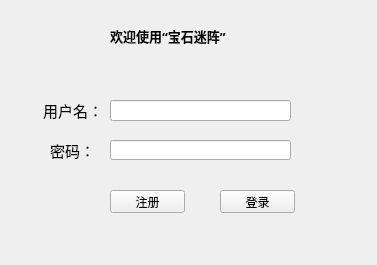
The window that login.ui (LASTLINEK/BaoShiMiZhen) describes before a commit, drawn with Qt 5.
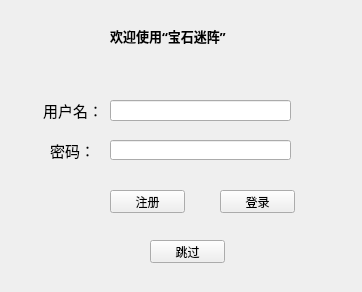
The same window after the commit.

```diff
--- a/login.ui
+++ b/login.ui
@@ -6,8 +6,8 @@
    <rect>
     <x>0</x>
     <y>0</y>
-    <width>377</width>
-    <height>265</height>
+    <width>362</width>
+    <height>292</height>
    </rect>
   </property>
   <property name="windowTitle">
@@ -118,6 +118,19 @@
     <string>欢迎使用“宝石迷阵”</string>
    </property>
   </widget>
+  <widget class="QPushButton" name="pushButton_3">
+   <property name="geometry">
+    <rect>
+     <x>150</x>
+     <y>240</y>
+     <width>75</width>
+     <height>23</height>
+    </rect>
+   </property>
+   <property name="text">
+    <string>跳过</string>
+   </property>
+  </widget>
  </widget>
  <resources/>
  <connections/>
```
Left out of the diff: 3 changed lines with no effect on the pictures.
